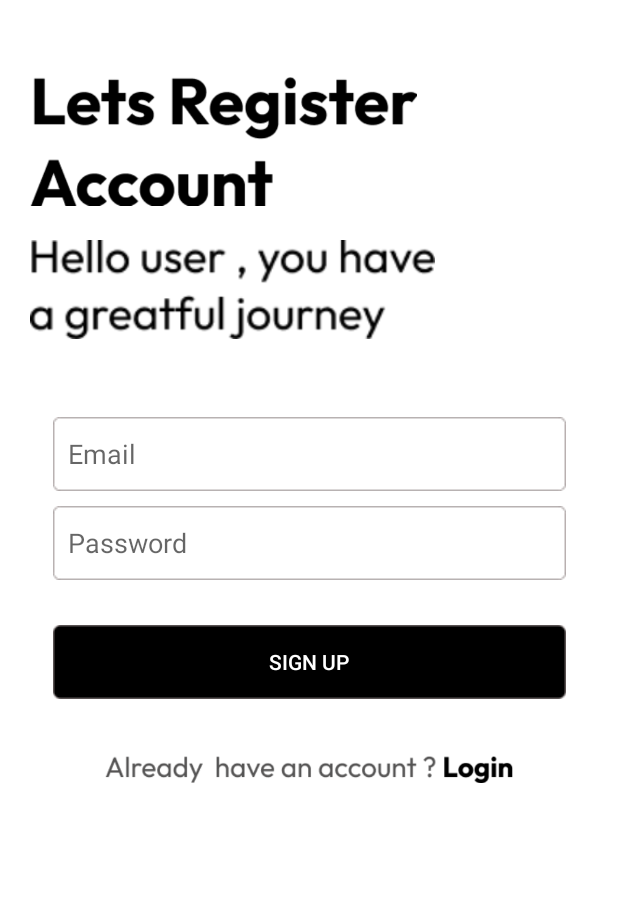
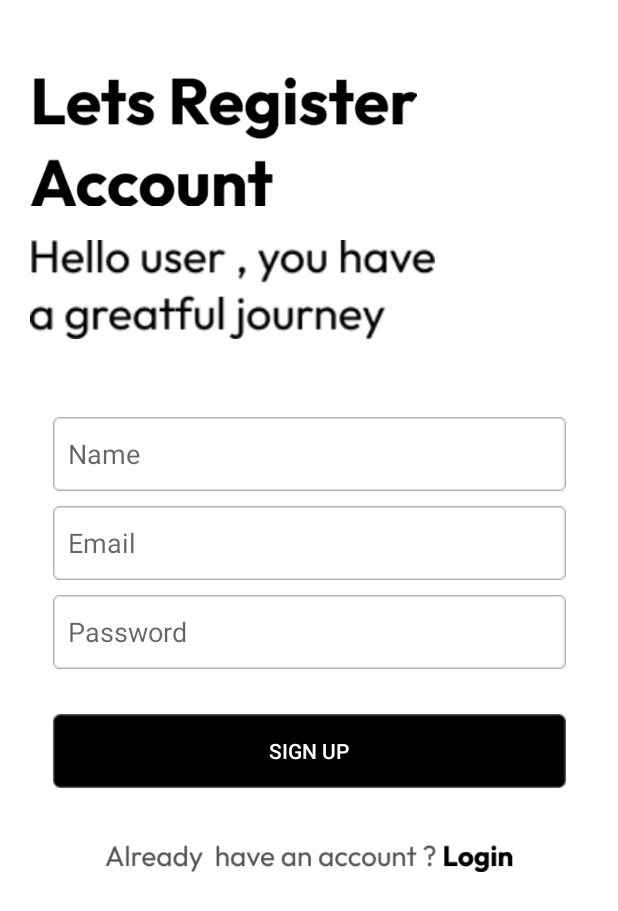
Before and after one commit to ydjvchslf/chatting, an Android app: the RegisterFragment screen opened through its navigation route, after a tap on "SIGN UP", on a phone screen of 412 x 824 dp. Shown: the top 911 px of the screen. Run offline under Robolectric (Android 15) with nearby library versions, the phone set to English and light mode, and no system bars; our stand-ins replace Firebase (no records; nobody signed in at launch, a user with empty details on screens opened directly), data binding, navigation-ui.

```diff
--- a/app/build.gradle
+++ b/app/build.gradle
@@ -46,6 +46,7 @@ dependencies {
     implementation 'androidx.appcompat:appcompat:1.6.1'
     implementation 'com.google.android.material:material:1.9.0'
     implementation 'androidx.constraintlayout:constraintlayout:2.1.4'
+    implementation 'com.google.firebase:firebase-database-ktx:20.2.2'
     testImplementation 'junit:junit:4.13.2'
     androidTestImplementation 'androidx.test.ext:junit:1.1.5'
     androidTestImplementation 'androidx.test.espresso:espresso-core:3.5.1'
--- a/app/src/main/java/com/mia/chatting/register/RegisterFragment.kt
+++ b/app/src/main/java/com/mia/chatting/register/RegisterFragment.kt
@@ -1,6 +1,5 @@
 package com.mia.chatting.register
 
-import android.app.Activity
 import android.os.Bundle
 import android.view.LayoutInflater
 import android.view.View
@@ -11,11 +10,14 @@ import androidx.fragment.app.activityViewModels
 import androidx.navigation.Navigation
 import com.google.firebase.auth.FirebaseAuth
 import com.google.firebase.auth.ktx.auth
+import com.google.firebase.database.FirebaseDatabase
+import com.google.firebase.database.ktx.database
 import com.google.firebase.ktx.Firebase
-import com.mia.chatting.MainActivity
 import com.mia.chatting.R
+import com.mia.chatting.data.UserData
 import com.mia.chatting.databinding.FragmentRegisterBinding
 import com.mia.chatting.util.DebugLog
+
 
 class RegisterFragment: Fragment() {
 
@@ -23,6 +25,7 @@ class RegisterFragment: Fragment() {
     private lateinit var binding: FragmentRegisterBinding
     private val registerViewModel: RegisterViewModel by activityViewModels()
     private lateinit var auth: FirebaseAuth
+    private val databaseRef = Firebase.database.reference
 
     override fun onCreateView(
         inflater: LayoutInflater,
@@ -42,29 +45,38 @@ class RegisterFragment: Fragment() {
         super.onViewCreated(view, savedInstanceState)
         DebugLog.i(logTag, "onViewCreated-()")
         binding.signUpBtn.setOnClickListener {
-            createAccount(binding.inputEmail.text.toString(), binding.inputPw.text.toString())
+            createAccount(binding.inputName.text.toString(), binding.inputEmail.text.toString(), binding.inputPw.text.toString())
         }
         binding.loginBtn.setOnClickListener {
             Navigation.findNavController(binding.root).navigate(RegisterFragmentDirections.actionRegisterFragmentToLoginFragment())
         }
     }
 
-    private fun createAccount(email: String, password: String) {
+    private fun createAccount(name:String, email: String, password: String) {
         DebugLog.i(logTag, "createAccount-()")
-        if (email.isNotEmpty() && password.isNotEmpty()) {
-            DebugLog.d(logTag, "email: $email, pw: $password")
+        if (name.isNotEmpty() && email.isNotEmpty() && password.isNotEmpty()) {
+            DebugLog.d(logTag, "name: $name, email: $email, pw: $password")
             auth.createUserWithEmailAndPassword(email, password)
                 .addOnCompleteListener { task ->
                     if (task.isSuccessful) {
                         DebugLog.d(logTag, "계정 생성 Success")
                         val user = auth.currentUser
                         DebugLog.d(logTag, "user: $user")
+                        // Firebase User db 추가
+                        val userData = UserData(name, user?.uid, email)
+                        addUser(userData)
+                        // 홈 화면 전환
                         Navigation.findNavController(binding.root).navigate(RegisterFragmentDirections.actionRegisterFragmentToMessageFragment())
                     } else {
                         DebugLog.d(logTag, "계정 생성 Fail, e => ${task.exception.toString()}")
                     }
                 }
         }
+    }
+
+    private fun addUser(user: UserData) {
+        DebugLog.i(logTag, "addUser-()")
+        databaseRef.child("users").child(user.uid ?: "none").setValue(user)
     }
 
     override fun onDestroyView() {
--- a/app/src/main/res/layout/fragment_register.xml
+++ b/app/src/main/res/layout/fragment_register.xml
@@ -34,16 +34,29 @@
             app:layout_constraintTop_toBottomOf="@id/text1" />
 
         <EditText
+            android:id="@+id/input_name"
+            android:layout_width="wrap_content"
+            android:layout_height="wrap_content"
+            android:layout_marginTop="50dp"
+            android:hint="Name"
+            android:paddingStart="10dp"
+            android:background="@drawable/rec_grey_stoke"
+            app:layout_constraintEnd_toEndOf="parent"
+            app:layout_constraintStart_toStartOf="parent"
+            app:layout_constraintTop_toBottomOf="@id/text2"
+            tools:ignore="RtlSymmetry" />
+
+        <EditText
             android:id="@+id/input_email"
             android:layout_width="wrap_content"
             android:layout_height="wrap_content"
-            android:layout_marginTop="50dp"
+            android:layout_marginTop="10dp"
             android:hint="Email"
             android:paddingStart="10dp"
             android:background="@drawable/rec_grey_stoke"
             app:layout_constraintEnd_toEndOf="parent"
             app:layout_constraintStart_toStartOf="parent"
-            app:layout_constraintTop_toBottomOf="@id/text2"
+            app:layout_constraintTop_toBottomOf="@id/input_name"
             tools:ignore="RtlSymmetry" />
 
         <EditText
--- a/app/src/main/res/layout/layout_message_item.xml
+++ b/app/src/main/res/layout/layout_message_item.xml
@@ -19,13 +19,15 @@
 
     <TextView
         android:id="@+id/content"
-        android:layout_width="wrap_content"
+        android:layout_width="0dp"
         android:layout_height="wrap_content"
         app:layout_constraintTop_toBottomOf="@id/name"
         app:layout_constraintStart_toStartOf="parent"
+        app:layout_constraintEnd_toStartOf="@id/count"
         app:layout_constraintBottom_toBottomOf="parent"
         android:layout_marginStart="10dp"
         android:layout_marginTop="10dp"
+        android:layout_marginEnd="20dp"
         android:text="Hi, hello, 안녕" />
 
     <TextView
```
Also changed, not shown: app/src/main/java/com/mia/chatting/data/UserData.kt (added, +11 -0 lines).
